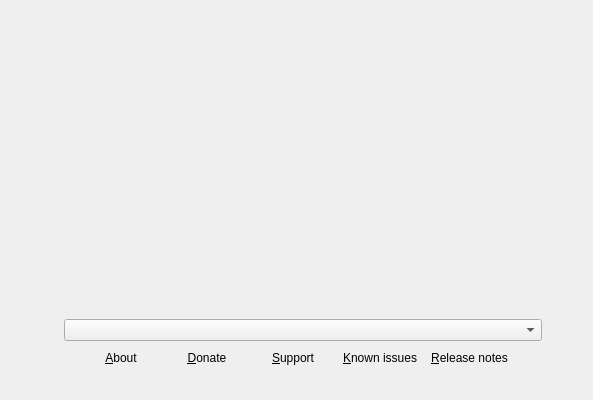
Above: src/modules/welcome/WelcomePage.ui from calamares/calamares before the change. Below: the same form after it.
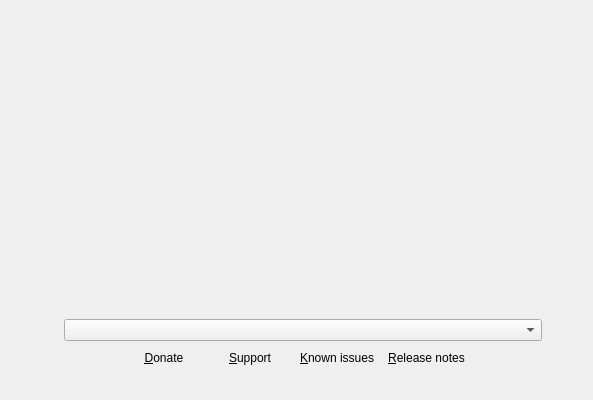
That is the form after the change. Icons and pictures are not drawn.

Commit message: [welcome] Remove the about-calamares button from the (widgets) UI

The edit to the form file:
```diff
--- a/src/modules/welcome/WelcomePage.ui
+++ b/src/modules/welcome/WelcomePage.ui
@@ -134,16 +134,6 @@
        </item>
        <item>
         <layout class="QHBoxLayout" name="horizontalLayout_4">
-         <item>
-          <widget class="QPushButton" name="aboutButton">
-           <property name="text">
-            <string>&amp;About</string>
-           </property>
-           <property name="flat">
-            <bool>true</bool>
-           </property>
-          </widget>
-         </item>
          <item>
           <widget class="QPushButton" name="donateButton">
            <property name="toolTip">
```
